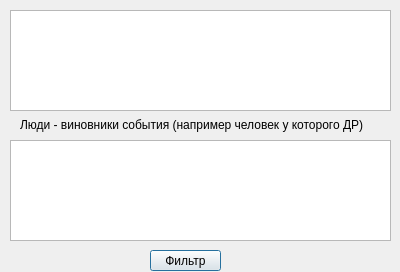
Before: the Qt Designer form FVAViewer/e-filter.ui in dimanikulin/fva, drawn with Qt 5.
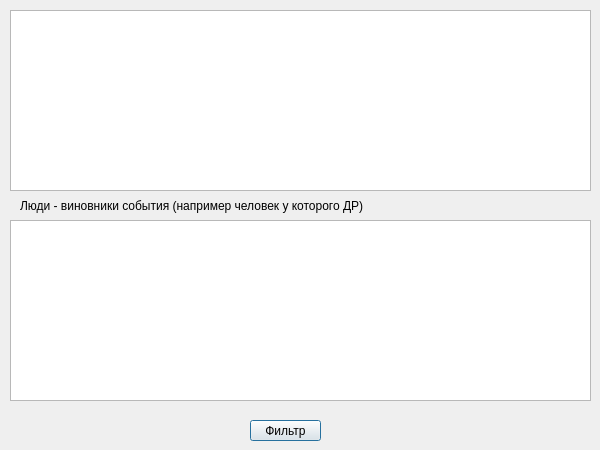
After: the same form once the commit is applied.

What changed in the file:
```diff
--- a/FVAViewer/e-filter.ui
+++ b/FVAViewer/e-filter.ui
@@ -6,8 +6,8 @@
    <rect>
     <x>0</x>
     <y>0</y>
-    <width>400</width>
-    <height>272</height>
+    <width>600</width>
+    <height>450</height>
    </rect>
   </property>
   <property name="windowTitle">
@@ -16,8 +16,8 @@
   <widget class="QPushButton" name="btnFilter">
    <property name="geometry">
     <rect>
-     <x>150</x>
-     <y>250</y>
+     <x>250</x>
+     <y>420</y>
      <width>71</width>
      <height>21</height>
     </rect>
@@ -31,8 +31,8 @@
     <rect>
      <x>10</x>
      <y>10</y>
-     <width>381</width>
-     <height>101</height>
+     <width>581</width>
+     <height>181</height>
     </rect>
    </property>
    <property name="headerHidden">
@@ -48,9 +48,9 @@
    <property name="geometry">
     <rect>
      <x>10</x>
-     <y>140</y>
-     <width>381</width>
-     <height>101</height>
+     <y>220</y>
+     <width>581</width>
+     <height>181</height>
     </rect>
    </property>
    <property name="headerHidden">
@@ -66,8 +66,8 @@
    <property name="geometry">
     <rect>
      <x>20</x>
-     <y>109</y>
-     <width>351</width>
+     <y>190</y>
+     <width>511</width>
      <height>31</height>
     </rect>
    </property>
```
